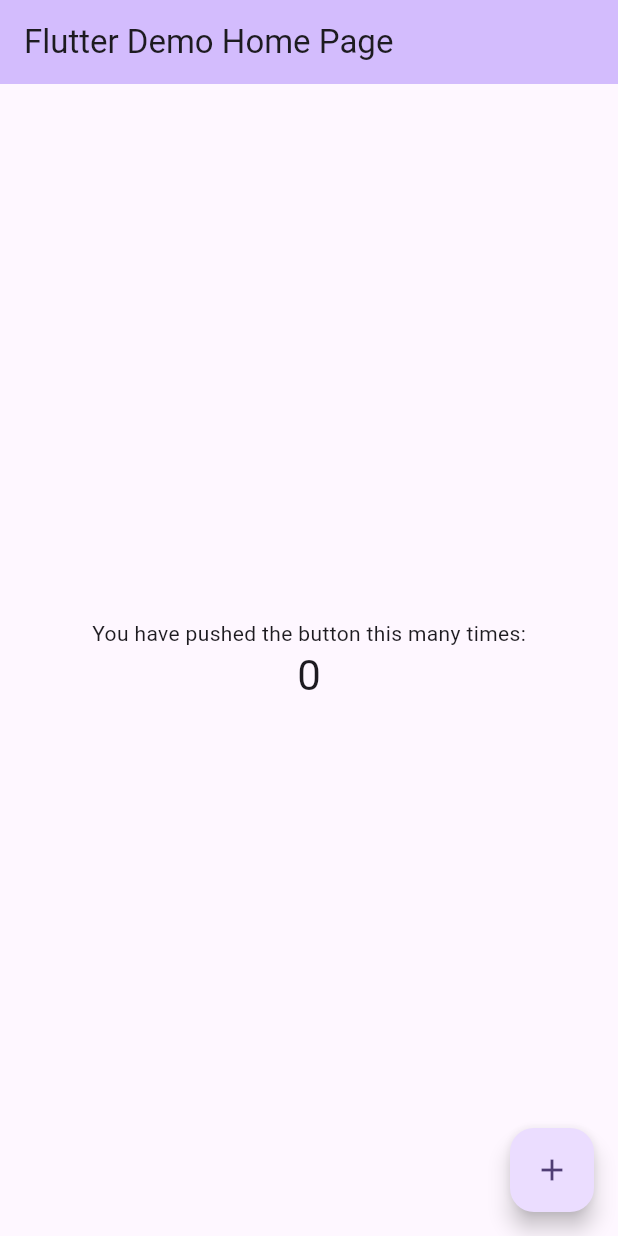
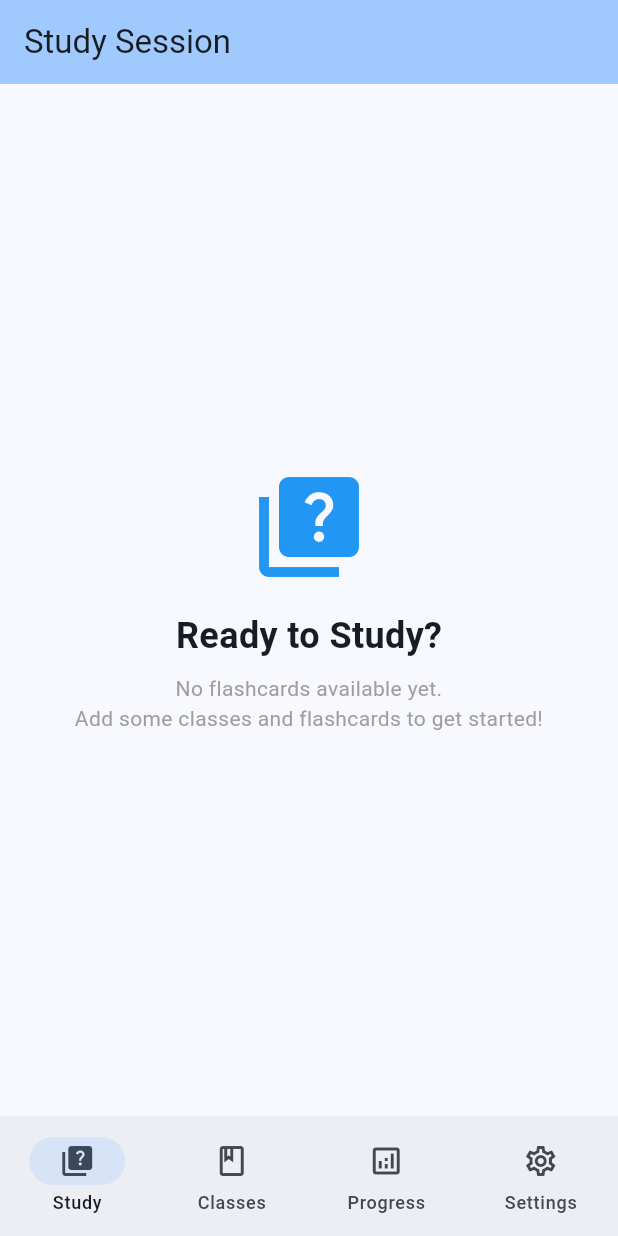
Before and after one commit to ikumar55/ml_microlearn, a Flutter app: the screen it shows after launch, on a phone screen of 412 x 824 dp. Run offline on Flutter 3.47's test engine with Material 3 defaults, Android fonts, the phone set to English and light mode, and no system bars.

Commit message:
Complete Phase 1.2: Project structure and navigation
✅ Implemented professional folder structure (models/, screens/, widgets/, services/, utils/)
✅ Added essential dependencies (SQLite, Provider, notifications, animations)
✅ Created Material Design 3 app shell with bottom navigation
✅ Built 4-tab navigation: Study/Classes/Progress/Settings
✅ Added context-aware floating action button
✅ Implemented user-friendly empty states
✅ Confirmed hot reload development workflow

Ready for Phase 1.3: Data models implementation

```diff
--- a/lib/main.dart
+++ b/lib/main.dart
@@ -1,125 +1,236 @@
 import 'package:flutter/material.dart';
 
 void main() {
-  runApp(const MyApp());
+  runApp(const MLMicroLearnApp());
 }
 
-class MyApp extends StatelessWidget {
-  const MyApp({super.key});
+class MLMicroLearnApp extends StatelessWidget {
+  const MLMicroLearnApp({super.key});
 
-  // This widget is the root of your application.
   @override
   Widget build(BuildContext context) {
     return MaterialApp(
-      title: 'Flutter Demo',
+      title: 'ML MicroLearn',
       theme: ThemeData(
-        // This is the theme of your application.
-        //
-        // TRY THIS: Try running your application with "flutter run". You'll see
-        // the application has a purple toolbar. Then, without quitting the app,
-        // try changing the seedColor in the colorScheme below to Colors.green
-        // and then invoke "hot reload" (save your changes or press the "hot
-        // reload" button in a Flutter-supported IDE, or press "r" if you used
-        // the command line to start the app).
-        //
-        // Notice that the counter didn't reset back to zero; the application
-        // state is not lost during the reload. To reset the state, use hot
-        // restart instead.
-        //
-        // This works for code too, not just values: Most code changes can be
-        // tested with just a hot reload.
-        colorScheme: ColorScheme.fromSeed(seedColor: Colors.deepPurple),
+        colorScheme: ColorScheme.fromSeed(
+          seedColor: Colors.blue,
+          brightness: Brightness.light,
+        ),
         useMaterial3: true,
       ),
-      home: const MyHomePage(title: 'Flutter Demo Home Page'),
+      darkTheme: ThemeData(
+        colorScheme: ColorScheme.fromSeed(
+          seedColor: Colors.blue,
+          brightness: Brightness.dark,
+        ),
+        useMaterial3: true,
+      ),
+      home: const HomeScreen(),
     );
   }
 }
 
-class MyHomePage extends StatefulWidget {
-  const MyHomePage({super.key, required this.title});
-
-  // This widget is the home page of your application. It is stateful, meaning
-  // that it has a State object (defined below) that contains fields that affect
-  // how it looks.
-
-  // This class is the configuration for the state. It holds the values (in this
-  // case the title) provided by the parent (in this case the App widget) and
-  // used by the build method of the State. Fields in a Widget subclass are
-  // always marked "final".
-
-  final String title;
+class HomeScreen extends StatefulWidget {
+  const HomeScreen({super.key});
 
   @override
-  State<MyHomePage> createState() => _MyHomePageState();
+  State<HomeScreen> createState() => _HomeScreenState();
 }
 
-class _MyHomePageState extends State<MyHomePage> {
-  int _counter = 0;
+class _HomeScreenState extends State<HomeScreen> {
+  int _currentIndex = 0;
 
-  void _incrementCounter() {
-    setState(() {
-      // This call to setState tells the Flutter framework that something has
-      // changed in this State, which causes it to rerun the build method below
-      // so that the display can reflect the updated values. If we changed
-      // _counter without calling setState(), then the build method would not be
-      // called again, and so nothing would appear to happen.
-      _counter++;
-    });
-  }
+  // Placeholder screens for each tab
+  final List<Widget> _screens = [
+    const StudyTab(),
+    const ClassesTab(),
+    const ProgressTab(),
+    const SettingsTab(),
+  ];
 
   @override
   Widget build(BuildContext context) {
-    // This method is rerun every time setState is called, for instance as done
-    // by the _incrementCounter method above.
-    //
-    // The Flutter framework has been optimized to make rerunning build methods
-    // fast, so that you can just rebuild anything that needs updating rather
-    // than having to individually change instances of widgets.
+    return Scaffold(
+      body: _screens[_currentIndex],
+      bottomNavigationBar: NavigationBar(
+        selectedIndex: _currentIndex,
+        onDestinationSelected: (index) {
+          setState(() {
+            _currentIndex = index;
+          });
+        },
+        destinations: const [
+          NavigationDestination(
+            icon: Icon(Icons.quiz_outlined),
+            selectedIcon: Icon(Icons.quiz),
+            label: 'Study',
+          ),
+          NavigationDestination(
+            icon: Icon(Icons.class_outlined),
+            selectedIcon: Icon(Icons.class_),
+            label: 'Classes',
+          ),
+          NavigationDestination(
+            icon: Icon(Icons.analytics_outlined),
+            selectedIcon: Icon(Icons.analytics),
+            label: 'Progress',
+          ),
+          NavigationDestination(
+            icon: Icon(Icons.settings_outlined),
+            selectedIcon: Icon(Icons.settings),
+            label: 'Settings',
+          ),
+        ],
+      ),
+      floatingActionButton: _currentIndex == 1 // Only show on Classes tab
+          ? FloatingActionButton(
+              onPressed: () {
+                // TODO: Navigate to add flashcard screen
+                ScaffoldMessenger.of(context).showSnackBar(
+                  const SnackBar(content: Text('Add flashcard coming soon!')),
+                );
+              },
+              child: const Icon(Icons.add),
+            )
+          : null,
+    );
+  }
+}
+
+// Placeholder tab screens
+class StudyTab extends StatelessWidget {
+  const StudyTab({super.key});
+
+  @override
+  Widget build(BuildContext context) {
     return Scaffold(
       appBar: AppBar(
-        // TRY THIS: Try changing the color here to a specific color (to
-        // Colors.amber, perhaps?) and trigger a hot reload to see the AppBar
-        // change color while the other colors stay the same.
+        title: const Text('Study Session'),
         backgroundColor: Theme.of(context).colorScheme.inversePrimary,
-        // Here we take the value from the MyHomePage object that was created by
-        // the App.build method, and use it to set our appbar title.
-        title: Text(widget.title),
       ),
-      body: Center(
-        // Center is a layout widget. It takes a single child and positions it
-        // in the middle of the parent.
+      body: const Center(
         child: Column(
-          // Column is also a layout widget. It takes a list of children and
-          // arranges them vertically. By default, it sizes itself to fit its
-          // children horizontally, and tries to be as tall as its parent.
-          //
-          // Column has various properties to control how it sizes itself and
-          // how it positions its children. Here we use mainAxisAlignment to
-          // center the children vertically; the main axis here is the vertical
-          // axis because Columns are vertical (the cross axis would be
-          // horizontal).
-          //
-          // TRY THIS: Invoke "debug painting" (choose the "Toggle Debug Paint"
-          // action in the IDE, or press "p" in the console), to see the
-          // wireframe for each widget.
           mainAxisAlignment: MainAxisAlignment.center,
-          children: <Widget>[
-            const Text(
-              'You have pushed the button this many times:',
+          children: [
+            Icon(Icons.quiz, size: 80, color: Colors.blue),
+            SizedBox(height: 16),
+            Text(
+              'Ready to Study?',
+              style: TextStyle(fontSize: 24, fontWeight: FontWeight.bold),
             ),
+            SizedBox(height: 8),
             Text(
-              '$_counter',
-              style: Theme.of(context).textTheme.headlineMedium,
+              'No flashcards available yet.\nAdd some classes and flashcards to get started!',
+              textAlign: TextAlign.center,
+              style: TextStyle(color: Colors.grey),
             ),
           ],
         ),
       ),
-      floatingActionButton: FloatingActionButton(
-        onPressed: _incrementCounter,
-        tooltip: 'Increment',
-        child: const Icon(Icons.add),
-      ), // This trailing comma makes auto-formatting nicer for build methods.
     );
   }
 }
+
+class ClassesTab extends StatelessWidget {
+  const ClassesTab({super.key});
+
+  @override
+  Widget build(BuildContext context) {
+    return Scaffold(
+      appBar: AppBar(
+        title: const Text('My Classes'),
+        backgroundColor: Theme.of(context).colorScheme.inversePrimary,
+      ),
+      body: const Center(
+        child: Column(
+          mainAxisAlignment: MainAxisAlignment.center,
+          children: [
+            Icon(Icons.class_, size: 80, color: Colors.green),
+            SizedBox(height: 16),
+            Text(
+              'No Classes Yet',
+              style: TextStyle(fontSize: 24, fontWeight: FontWeight.bold),
+            ),
+            SizedBox(height: 8),
+            Text(
+              'Create your first class to start organizing\nyour study materials',
+              textAlign: TextAlign.center,
+              style: TextStyle(color: Colors.grey),
+            ),
+            SizedBox(height: 16),
+            Text(
+              'Tap the + button to add a class',
+              style: TextStyle(fontSize: 12, fontStyle: FontStyle.italic),
+            ),
+          ],
+        ),
+      ),
+    );
+  }
+}
+
+class ProgressTab extends StatelessWidget {
+  const ProgressTab({super.key});
+
+  @override
+  Widget build(BuildContext context) {
+    return Scaffold(
+      appBar: AppBar(
+        title: const Text('Progress'),
+        backgroundColor: Theme.of(context).colorScheme.inversePrimary,
+      ),
+      body: const Center(
+        child: Column(
+          mainAxisAlignment: MainAxisAlignment.center,
+          children: [
+            Icon(Icons.analytics, size: 80, color: Colors.orange),
+            SizedBox(height: 16),
+            Text(
+              'Track Your Progress',
+              style: TextStyle(fontSize: 24, fontWeight: FontWeight.bold),
+            ),
+            SizedBox(height: 8),
+            Text(
+              'Study some flashcards to see\nyour learning analytics here',
+              textAlign: TextAlign.center,
+              style: TextStyle(color: Colors.grey),
+            ),
+          ],
+        ),
+      ),
+    );
+  }
+}
+
+class SettingsTab extends StatelessWidget {
+  const SettingsTab({super.key});
+
+  @override
+  Widget build(BuildContext context) {
+    return Scaffold(
+      appBar: AppBar(
+        title: const Text('Settings'),
+        backgroundColor: Theme.of(context).colorScheme.inversePrimary,
+      ),
+      body: const Center(
+        child: Column(
+          mainAxisAlignment: MainAxisAlignment.center,
+          children: [
+            Icon(Icons.settings, size: 80, color: Colors.purple),
+            SizedBox(height: 16),
+            Text(
+              'App Settings',
+              style: TextStyle(fontSize: 24, fontWeight: FontWeight.bold),
+            ),
+            SizedBox(height: 8),
+            Text(
+              'Configure notifications, study preferences,\nand app behavior',
+              textAlign: TextAlign.center,
+              style: TextStyle(color: Colors.grey),
+            ),
+          ],
+        ),
+      ),
+    );
+  }
+}
```
Also changed, not shown: pubspec.yaml (+12 -1 lines), pubspec.lock, 16 other files.
